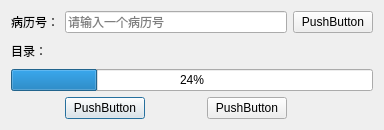
Before: the Qt Designer form dialog.ui in kangaroolove/qiniuTest, drawn with Qt 5.
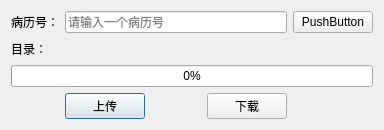
After: the same form once the commit is applied.

Commit message: 增加下载线程的逻辑

The edit to the form file:
```diff
--- a/dialog.ui
+++ b/dialog.ui
@@ -17,7 +17,7 @@
    <item row="2" column="0" colspan="5">
     <widget class="QProgressBar" name="progressBar">
      <property name="value">
-      <number>24</number>
+      <number>0</number>
      </property>
     </widget>
    </item>
@@ -73,14 +73,14 @@
    <item row="4" column="1">
     <widget class="QPushButton" name="btn_upload">
      <property name="text">
-      <string>PushButton</string>
+      <string>上传</string>
      </property>
     </widget>
    </item>
    <item row="4" column="3">
     <widget class="QPushButton" name="btn_download">
      <property name="text">
-      <string>PushButton</string>
+      <string>下载</string>
      </property>
     </widget>
    </item>
```
The commit also changes 27 other files.
